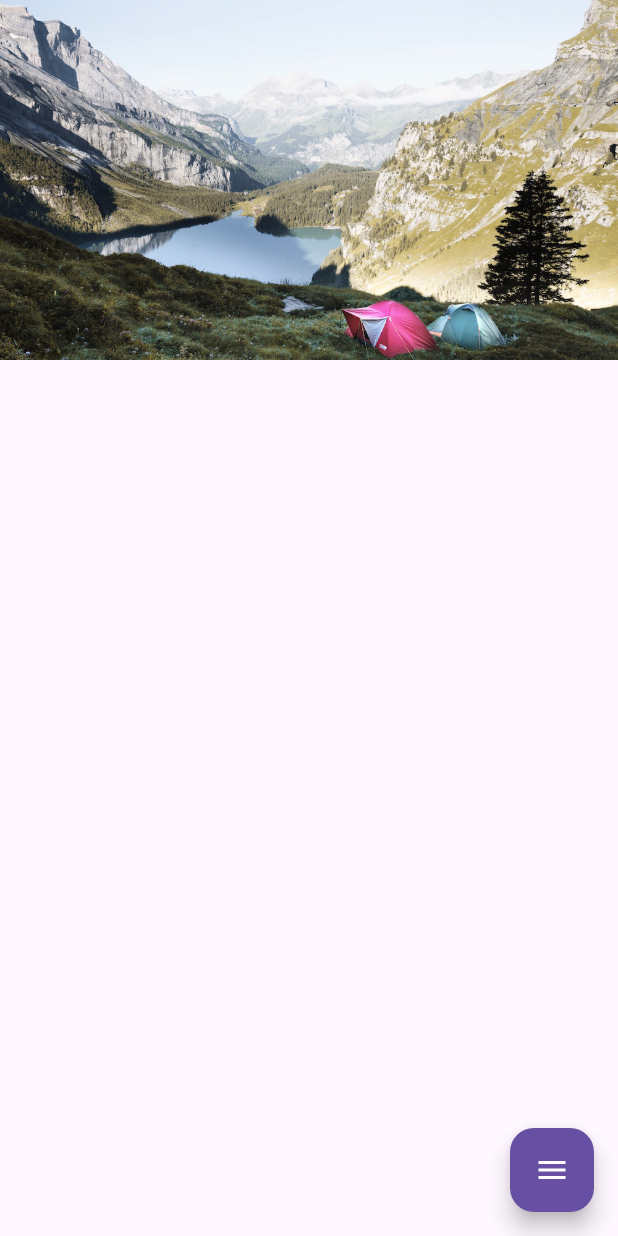
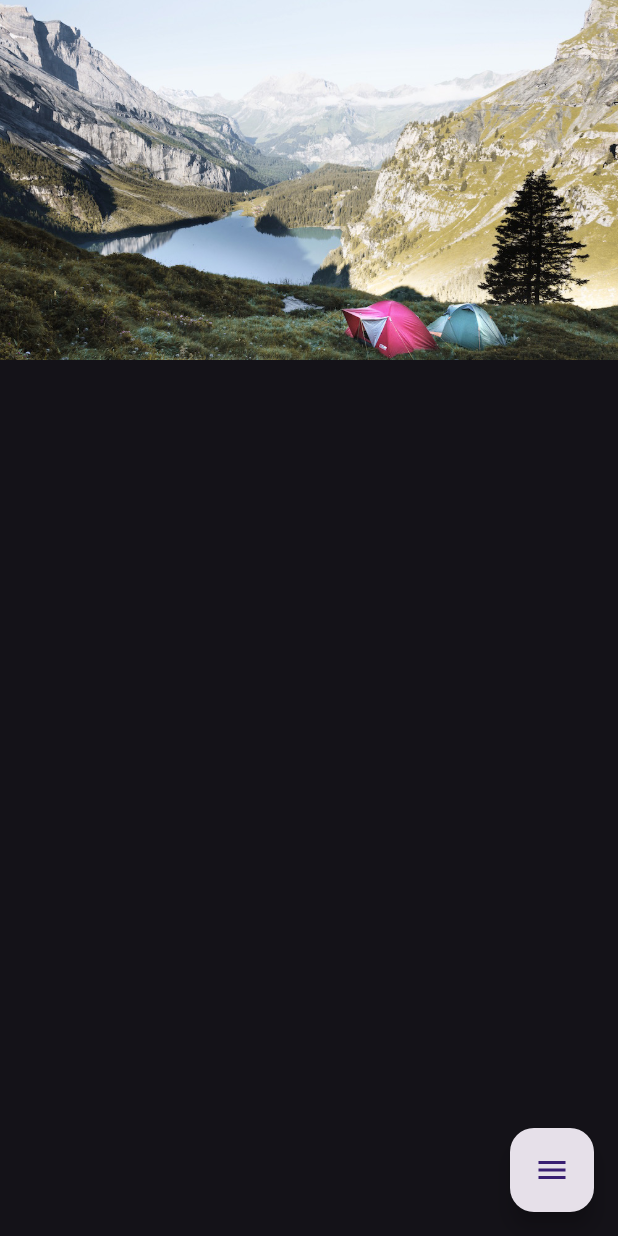
Before and after one commit to evanraalte/layout_tutorial, a Flutter app: the screen it shows after launch, on a phone screen of 412 x 824 dp. Run offline on Flutter 3.47's test engine with Material 3 defaults, Android fonts, the phone set to English and light mode, and no system bars; our stand-ins replace confetti, sqflite; accounts and stored records are empty.

Commit message:
add dark theme

```diff
--- a/lib/expandable_floating_action_button.dart
+++ b/lib/expandable_floating_action_button.dart
@@ -86,7 +86,7 @@ class _ExpandableFloatingActionButtonState
 
           // Main expandable button
           FloatingActionButton(
-            backgroundColor: Theme.of(context).primaryColor,
+            backgroundColor: Theme.of(context).colorScheme.onBackground,
             onPressed: () {
               setState(() {
                 isExpanded = !isExpanded;
--- a/lib/favorite_widget.dart
+++ b/lib/favorite_widget.dart
@@ -51,7 +51,7 @@ class _FavoriteWidgetState extends State<FavoriteWidget> {
               child: Icon(
                 _isFavorited ? Icons.star : Icons.star_border,
                 key: ValueKey<bool>(_isFavorited),
-                color: Colors.red[500],
+                color: Theme.of(context).primaryColorLight,
                 size: 24,
               ),
             ),
--- a/lib/main.dart
+++ b/lib/main.dart
@@ -105,6 +105,20 @@ class _MyAppState extends State<MyApp> {
 
     return MaterialApp(
       title: 'Flutter layout demo',
+      theme: ThemeData(
+        brightness: Brightness.light,
+        /* light theme settings */
+      ),
+      darkTheme: ThemeData(
+        brightness: Brightness.dark,
+        /* dark theme settings */
+      ),
+      themeMode: ThemeMode.dark,
+      /* ThemeMode.system to follow system theme,
+         ThemeMode.light for light theme,
+         ThemeMode.dark for dark theme
+      */
+      debugShowCheckedModeBanner: false,
       home: Scaffold(
         // appBar: AppBar(
         //   title: const Text('Flutter layout demo'),
@@ -127,10 +141,33 @@ class _MyAppState extends State<MyApp> {
                     return Text('Error: ${snapshot.error}');
                   } else if (snapshot.hasData) {
                     return ListView(
-                      padding: EdgeInsets.only(bottom: 100),
+                      padding: EdgeInsets.only(
+                          bottom: MediaQuery.of(context).size.height * 0.1),
                       children: snapshot.data!
-                          .map((success) => LikableItem(
-                                success: success,
+                          .map((success) => Dismissible(
+                                key: Key(success.id!
+                                    .toString()), // Handle null and convert to String
+                                background: Container(
+                                  color: Theme.of(context).primaryColorLight,
+                                  alignment: Alignment.centerRight,
+                                  padding: const EdgeInsets.symmetric(
+                                      horizontal: 20.0),
+                                  child: const Icon(Icons.delete,
+                                      color: Colors.white),
+                                ),
+                                direction: DismissDirection.endToStart,
+                                onDismissed: (direction) async {
+                                  // Assuming 'success.id' is the identifier of the Success item
+                                  await SuccessDatabaseService()
+                                      .deleteSuccess(success.id!);
+
+                                  setState(() {
+                                    snapshot.data!.remove(success);
+                                  });
+                                },
+                                child: LikableItem(
+                                  success: success,
+                                ),
                               ))
                           .toList(),
                     );
```
